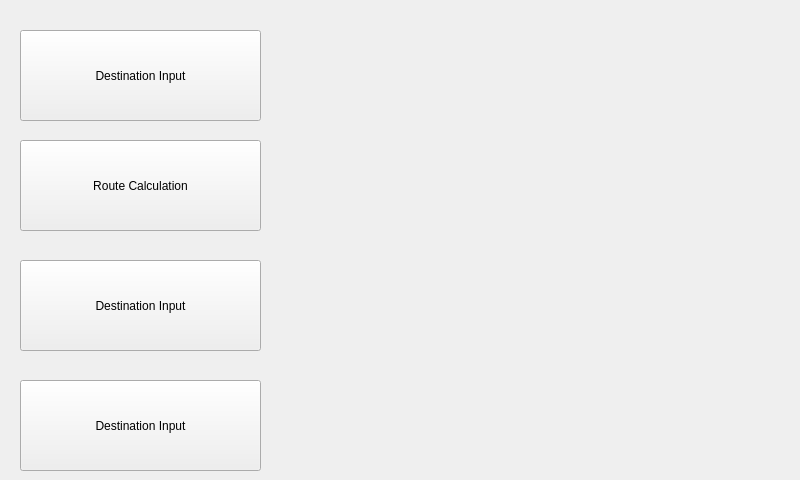
Qt form src/hmi/widget.ui (Kayjinke/SmartNav) before a commit.
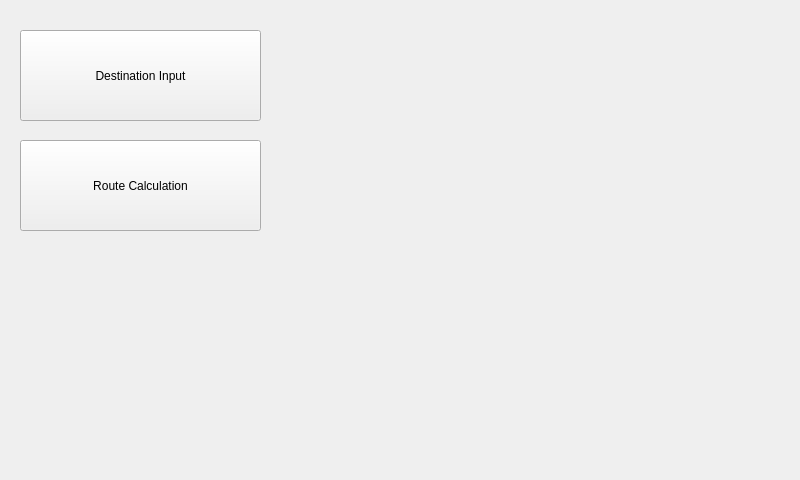
The same form after that commit.

Patch:
```diff
--- a/src/hmi/widget.ui
+++ b/src/hmi/widget.ui
@@ -39,32 +39,6 @@
     <string>Route Calculation</string>
    </property>
   </widget>
-  <widget class="QPushButton" name="pushButton_4">
-   <property name="geometry">
-    <rect>
-     <x>20</x>
-     <y>260</y>
-     <width>241</width>
-     <height>91</height>
-    </rect>
-   </property>
-   <property name="text">
-    <string>Destination Input</string>
-   </property>
-  </widget>
-  <widget class="QPushButton" name="pushButton_5">
-   <property name="geometry">
-    <rect>
-     <x>20</x>
-     <y>380</y>
-     <width>241</width>
-     <height>91</height>
-    </rect>
-   </property>
-   <property name="text">
-    <string>Destination Input</string>
-   </property>
-  </widget>
  </widget>
  <layoutdefault spacing="6" margin="11"/>
  <resources/>
```
